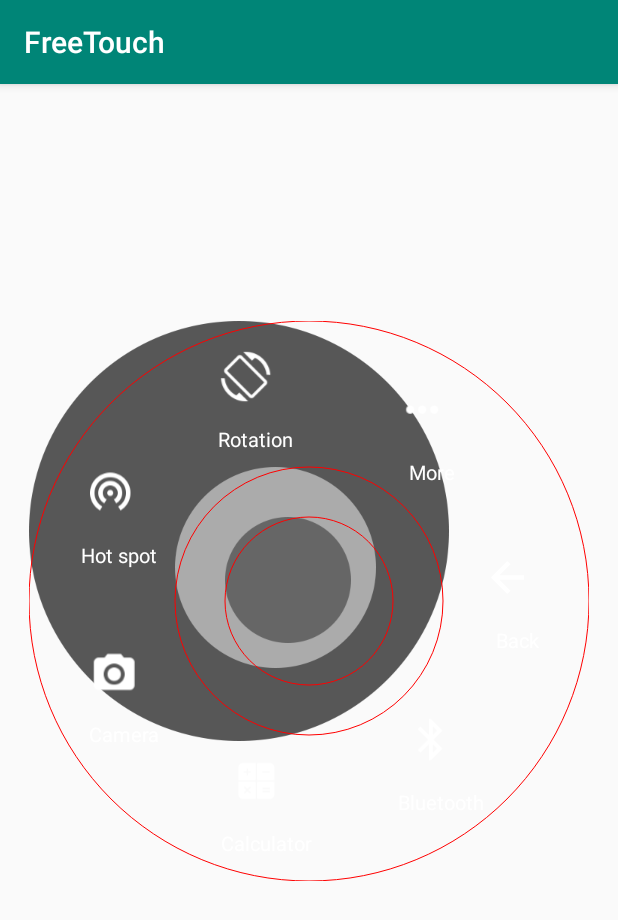
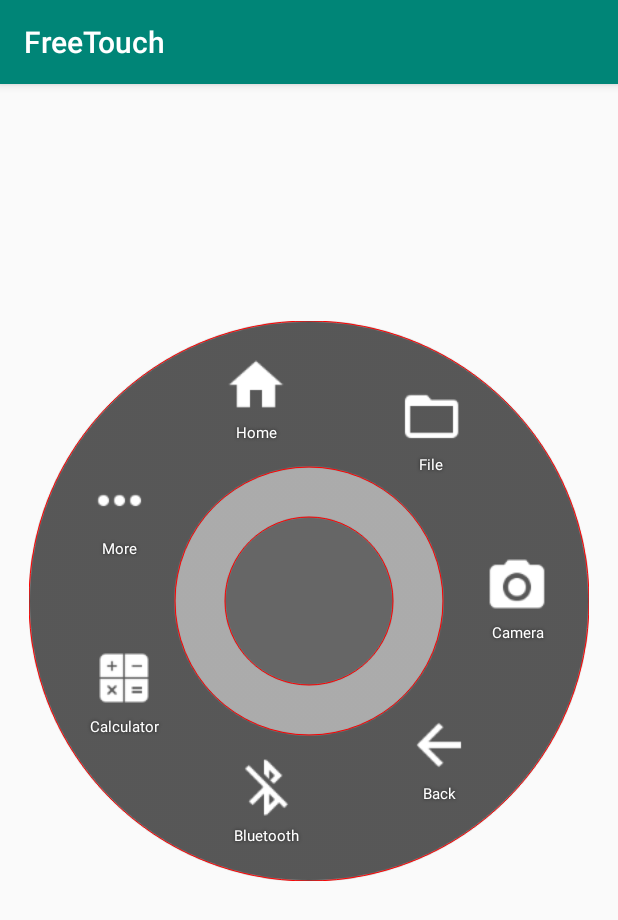
Before and after one commit to hex2bc/FreeTouch, an Android app: the screen it shows after launch (MainActivity), on a phone screen of 412 x 824 dp. Shown: the top 920 px of the screen. Run offline under Robolectric (Android 15) with nearby library versions, the phone set to English and light mode, and no system bars.

Commit message:
基本模板-自定义layout实现

```diff
--- /dev/null
+++ b/app/src/main/java/lmkj/freetouch/BubbleTextView.java
@@ -0,0 +1,54 @@
+package lmkj.freetouch;
+
+import android.annotation.SuppressLint;
+import android.content.Context;
+import android.graphics.Canvas;
+import android.graphics.Rect;
+import android.graphics.drawable.Drawable;
+import android.util.AttributeSet;
+import android.widget.TextView;
+
+@SuppressLint("AppCompatCustomView")
+public class BubbleTextView extends TextView {
+
+    private Drawable mDeleteButtonDrawable;
+    private boolean mDeleteButtonVisible = false;
+
+    public BubbleTextView(Context context) {
+        this(context, null);
+    }
+
+    public BubbleTextView(Context context, AttributeSet attrs) {
+        super(context, attrs);
+        mDeleteButtonDrawable = context.getResources().getDrawable(R.drawable.ic_delete);
+    }
+
+    @Override
+    public void draw(Canvas canvas) {
+        super.draw(canvas);
+        drawDeleteButton(canvas);
+    }
+
+    private void  drawDeleteButton(Canvas canvas) {
+        if (mDeleteButtonVisible) {
+            int deleteButtonWidth = mDeleteButtonDrawable.getIntrinsicWidth();
+            int deleteButtonHeight = mDeleteButtonDrawable.getIntrinsicHeight();
+            int deleteButtonPosX = getScrollX();
+            int deleteButtonPosY = getScrollY();
+
+            Rect deleteButtonBounds = new Rect(0, 0, deleteButtonWidth, deleteButtonHeight);
+            mDeleteButtonDrawable.setBounds(deleteButtonBounds);
+            canvas.save();
+            canvas.translate(deleteButtonPosX, deleteButtonPosY);
+            mDeleteButtonDrawable.draw(canvas);
+            canvas.restore();
+        }
+    }
+    public void setDeleteButtonVisibility(boolean visiable) {
+        mDeleteButtonVisible = visiable;
+    }
+
+    public boolean getDeleteButtonVisibility() {
+        return mDeleteButtonVisible;
+    }
+}
--- /dev/null
+++ b/app/src/main/java/lmkj/freetouch/CircularDiskLayout.java
@@ -0,0 +1,131 @@
+package lmkj.freetouch;
+
+import android.content.Context;
+import android.graphics.Canvas;
+import android.graphics.Color;
+import android.graphics.Paint;
+import android.util.AttributeSet;
+import android.util.Log;
+import android.view.MotionEvent;
+import android.view.View;
+import android.view.ViewGroup;
+
+public class CircularDiskLayout extends ViewGroup {
+
+    private static final int mRadius = 280;
+    private static final String TAG = "CircularDiskLayout" ;
+    private float mStartAngle = 0, mDownAngle, mTempAngle;
+    private Paint mPaint = new Paint();
+
+    public CircularDiskLayout(Context context) {
+        super(context, null);
+    }
+
+    public CircularDiskLayout(Context context, AttributeSet attrs) {
+        super(context, attrs);
+        mPaint.setStyle(Paint.Style.STROKE);
+        mPaint.setAntiAlias(true);
+        mPaint.setColor(Color.RED);
+//        setWillNotDraw(false);
+    }
+
+    @Override
+    protected void onMeasure(int widthMeasureSpec, int heightMeasureSpec) {
+        for (int i = 0; i < getChildCount(); i++) {
+            View child = getChildAt(i);
+            LayoutParams layoutParams = child.getLayoutParams();
+//            final int childHeightMeasureSpec = MeasureSpec.makeMeasureSpec(76, MeasureSpec.EXACTLY);
+//            final int childWidthMeasureSpec = MeasureSpec.makeMeasureSpec(76, MeasureSpec.EXACTLY);
+            child.measure(getMeasuredWidth(), getMeasuredHeight());
+        }
+        setMeasuredDimension(mRadius * 2, mRadius * 2);
+    }
+
+    @Override
+    protected void onLayout(boolean changed, int l, int t, int r, int b) {
+        int count = getChildCount();
+
+        float piece = 360 / count;
+
+        for (int i = 0; i < getChildCount(); i++) {
+            View view = getChildAt(i);
+            float sin= (float) Math.sin(Math.toRadians(mStartAngle + piece * i));
+            float cos = (float) Math.cos(Math.toRadians(mStartAngle + piece * i));
+
+            int drawX = (int) (cos * 208) + mRadius;
+            int drawY = (int) (sin * 208) + mRadius;
+
+            view.layout(drawX - 64, drawY - 64, drawX - 64 + 128, drawY - 64 + 128);
+        }
+    }
+
+    @Override
+    protected void onDraw(Canvas canvas) {
+
+        super.onDraw(canvas);
+        canvas.drawCircle(mRadius, mRadius, mRadius, mPaint);
+        canvas.drawCircle(mRadius, mRadius, 134, mPaint);
+        canvas.drawCircle(mRadius, mRadius, 84, mPaint);
+    }
+
+
+    @Override
+    public boolean onInterceptTouchEvent(MotionEvent event) {
+        float x = event.getX();
+        float y = event.getY();
+        switch (event.getAction()) {
+            case MotionEvent.ACTION_DOWN:
+                mDownAngle = computeCurrentAngle(x, y);
+                mTempAngle = mStartAngle;
+                Log.d(TAG, "huangqw onInterceptTouchEvent: ACTION_DOWN " + mDownAngle);
+                break;
+            case MotionEvent.ACTION_MOVE:
+                float diff = computeCurrentAngle(x, y) - mDownAngle;
+                if (Math.abs(diff) > 3) {
+                    return true;
+                }
+                break;
+        }
+        return super.onInterceptTouchEvent(event);
+    }
+
+    @Override
+    public boolean onTouchEvent(MotionEvent event) {
+        float x = event.getX();
+        float y = event.getY();
+        switch (event.getAction()) {
+            case MotionEvent.ACTION_DOWN:
+                mDownAngle = computeCurrentAngle(x, y);
+                Log.d(TAG, "huangqw onTouchEvent: " + mDownAngle);
+                mTempAngle = mStartAngle;
+                return true;
+            case MotionEvent.ACTION_MOVE:
+                float diff = computeCurrentAngle(x, y) - mDownAngle;
+                mStartAngle = mTempAngle + diff;
+                Log.d(TAG, "huangqw onTouchEvent: start = " + mStartAngle);
+                requestLayout();
+                break;
+            case MotionEvent.ACTION_CANCEL:
+            case MotionEvent.ACTION_UP:
+//                mDownAngle = 0;
+                break;
+        }
+
+        return super.onTouchEvent(event);
+    }
+
+    private float computeCurrentAngle(float x, float y) {
+        double degree = Math.atan2(y - mRadius, x - mRadius);
+        return (float) Math.toDegrees(degree);
+    }
+
+    public void setDeleteButtonVisibility(boolean visible) {
+        for (int i = 0; i < getChildCount(); i++) {
+            View view = getChildAt(i);
+            if (view instanceof BubbleTextView) {
+                ((BubbleTextView) view).setDeleteButtonVisibility(visible);
+                ((BubbleTextView) view).invalidate();
+            }
+        }
+    }
+}
--- /dev/null
+++ b/app/src/main/java/lmkj/freetouch/DiskButtonInfo.java
@@ -0,0 +1,13 @@
+package lmkj.freetouch;
+
+public class DiskButtonInfo {
+    int index;
+    int drawableId;
+    String text;
+
+    public DiskButtonInfo(int index, int drawableId, String text) {
+        this.index = index;
+        this.drawableId = drawableId;
+        this.text = text;
+    }
+}
--- a/app/src/main/java/lmkj/freetouch/MainActivity.java
+++ b/app/src/main/java/lmkj/freetouch/MainActivity.java
@@ -1,13 +1,85 @@
 package lmkj.freetouch;
 
+import android.graphics.drawable.Drawable;
 import android.support.v7.app.AppCompatActivity;
 import android.os.Bundle;
+import android.view.LayoutInflater;
+import android.view.View;
+import android.widget.Toast;
 
-public class MainActivity extends AppCompatActivity {
+import java.util.ArrayList;
+
+public class MainActivity extends AppCompatActivity implements View.OnClickListener, View.OnLongClickListener{
+    private static final String TAG = "MainActivity";
+    CircularDiskLayout mCircularDiskLayout;
+    private ArrayList<DiskButtonInfo> mDiskButtons = new ArrayList<>();
+    private enum State { NONE, NORMAL, MODIFY};
+    private State mState = State.NORMAL;
 
     @Override
     protected void onCreate(Bundle savedInstanceState) {
         super.onCreate(savedInstanceState);
         setContentView(R.layout.activity_main);
+        mCircularDiskLayout = (CircularDiskLayout) findViewById(R.id.main);
+
+        mDiskButtons.add(new DiskButtonInfo(0, R.drawable.ic_camera, "Camera"));
+        mDiskButtons.add(new DiskButtonInfo(1, R.drawable.ic_back, "Back"));
+        mDiskButtons.add(new DiskButtonInfo(2, R.drawable.ic_bluetooth_off, "Bluetooth"));
+        mDiskButtons.add(new DiskButtonInfo(3, R.drawable.ic_calculator, "Calculator"));
+        mDiskButtons.add(new DiskButtonInfo(4, R.drawable.ic_more, "More"));
+        mDiskButtons.add(new DiskButtonInfo(5, R.drawable.ic_home, "Home"));
+        mDiskButtons.add(new DiskButtonInfo(6, R.drawable.ic_file, "File"));
+
+        createView();
+    }
+
+    private void createView() {
+        for (DiskButtonInfo info : mDiskButtons) {
+            createButton(info);
+        }
+    }
+
+    private void createButton(DiskButtonInfo info) {
+        LayoutInflater mInflater = getLayoutInflater();
+        BubbleTextView tv = (BubbleTextView) mInflater.inflate(R.layout.disk_icon_style, mCircularDiskLayout, false);
+        Drawable drawable = getResources().getDrawable(info.drawableId);
+        drawable.setBounds(0, 0, 76, 76);
+        tv.setText(info.text);
+        tv.setTag(info);
+        tv.setOnClickListener(this);
+        tv.setOnLongClickListener(this);
+        tv.setCompoundDrawables(null, drawable, null, null);
+        mCircularDiskLayout.addView(tv);
+    }
+
+    private void updateDiskView() {
+        mCircularDiskLayout.removeAllViews();
+        createView();
+    }
+
+    @Override
+    public void onClick(View v) {
+        Object tag = v.getTag();
+        if (mState == State.MODIFY) {
+            if (tag instanceof DiskButtonInfo) {
+                mDiskButtons.remove(tag);
+                updateDiskView();
+            }
+        } else if (tag instanceof DiskButtonInfo) {
+            Toast.makeText(this, ((DiskButtonInfo) tag).text, Toast.LENGTH_SHORT).show();
+        }
+    }
+
+    @Override
+    public boolean onLongClick(View v) {
+        if (mState == State.NORMAL) {
+            mState = State.MODIFY;
+            mCircularDiskLayout.setDeleteButtonVisibility(true);
+        } else if (mState == State.MODIFY) {
+            mState = State.NORMAL;
+            mCircularDiskLayout.setDeleteButtonVisibility(false);
+        }
+        Toast.makeText(this, "Long Press!", Toast.LENGTH_SHORT).show();
+        return true;
     }
 }
--- a/app/src/main/res/layout/activity_main.xml
+++ b/app/src/main/res/layout/activity_main.xml
@@ -7,14 +7,27 @@
     android:layout_height="match_parent"
     tools:context=".MainActivity">
 
-    <lmkj.freetouch.CircularDiskView
+    <!--<lmkj.freetouch.CircularDiskView-->
+        <!--android:layout_width="wrap_content"-->
+        <!--android:layout_height="wrap_content"-->
+
+        <!--app:layout_constraintBottom_toBottomOf="parent"-->
+        <!--app:layout_constraintEnd_toEndOf="parent"-->
+        <!--app:layout_constraintStart_toStartOf="parent"-->
+        <!--app:layout_constraintTop_toTopOf="parent"-->
+        <!--app:layout_constraintVertical_bias="0.40"/>-->
+
+    <lmkj.freetouch.CircularDiskLayout
+        android:id="@+id/main"
         android:layout_width="wrap_content"
         android:layout_height="wrap_content"
-
+        android:background="@drawable/bg_panel"
         app:layout_constraintBottom_toBottomOf="parent"
         app:layout_constraintEnd_toEndOf="parent"
         app:layout_constraintStart_toStartOf="parent"
         app:layout_constraintTop_toTopOf="parent"
-        app:layout_constraintVertical_bias="0.40"/>
+        app:layout_constraintVertical_bias="0.40"
+        >
+    </lmkj.freetouch.CircularDiskLayout>
 
 </android.support.constraint.ConstraintLayout>
--- /dev/null
+++ b/app/src/main/res/layout/disk_icon_style.xml
@@ -0,0 +1,19 @@
+<?xml version="1.0" encoding="utf-8"?>
+<!-- Copyright (C) 2008 The Android Open Source Project
+
+     Licensed under the Apache License, Version 2.0 (the "License");
+     you may not use this file except in compliance with the License.
+     You may obtain a copy of the License at
+
+          http://www.apache.org/licenses/LICENSE-2.0
+
+     Unless required by applicable law or agreed to in writing, software
+     distributed under the License is distributed on an "AS IS" BASIS,
+     WITHOUT WARRANTIES OR CONDITIONS OF ANY KIND, either express or implied.
+     See the License for the specific language governing permissions and
+     limitations under the License.
+-->
+
+<lmkj.freetouch.BubbleTextView xmlns:android="http://schemas.android.com/apk/res/android"
+   style="@style/DiskIcon"
+   android:focusable="true" />
--- a/app/src/main/res/values/styles.xml
+++ b/app/src/main/res/values/styles.xml
@@ -1,6 +1,6 @@
 <resources>
 
-    <!-- Base application theme. -->
+    <!-- Base disk_icon_style theme. -->
     <style name="AppTheme" parent="Theme.AppCompat.Light.DarkActionBar">
         <!-- Customize your theme here. -->
         <item name="colorPrimary">@color/colorPrimary</item>
@@ -8,4 +8,18 @@
         <item name="colorAccent">@color/colorAccent</item>
     </style>
 
+    <style name="DiskIcon">
+        <item name="android:layout_width">match_parent</item>
+        <item name="android:layout_height">match_parent</item>
+        <item name="android:paddingTop">6dp</item>
+        <item name="android:layout_gravity">center</item>
+        <item name="android:gravity">center_horizontal</item>
+        <item name="android:singleLine">true</item>
+        <item name="android:ellipsize">marquee</item>
+        <item name="android:textColor">@android:color/white</item>
+        <item name="android:textSize">10dp</item>
+        <item name="android:shadowRadius">2.0</item>
+        <item name="android:shadowColor">#B0000000</item>
+    </style>
+
 </resources>
```
Also changed, not shown: app/src/main/res/drawable-xhdpi/bg_panel.png, app/src/main/res/drawable-xhdpi/ic_delete.png (added).
